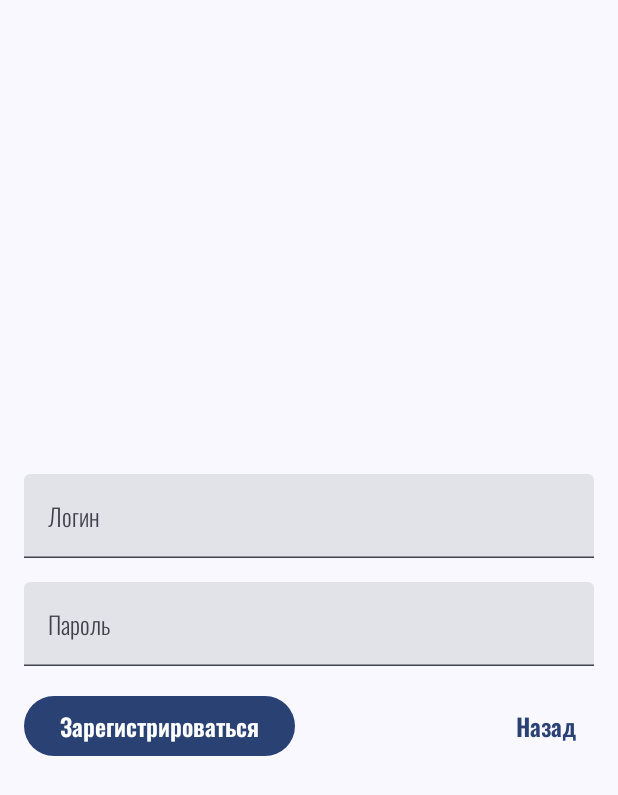
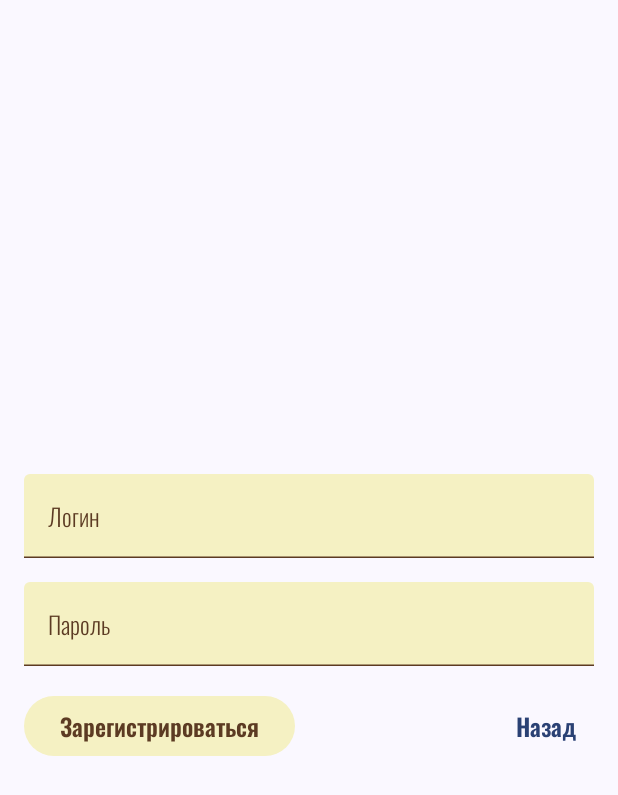
Before and after one commit to treezyyy/CoffeShop, an Android app built with Jetpack Compose: the screen it shows after launch (LoginActivity), after a tap on "Зарегистрироваться", on a phone screen of 412 x 824 dp. Shown: the top 795 px of the screen. Run offline under Robolectric (Android 15) with nearby library versions, the phone set to English and light mode, and no system bars; our stand-ins replace Room's generated code.

Commit message:
я все его ебал

```diff
--- a/app/build.gradle.kts
+++ b/app/build.gradle.kts
@@ -66,6 +66,7 @@ dependencies {
     implementation ("org.jetbrains.kotlinx:kotlinx-coroutines-core:1.7.1")
     implementation ("org.jetbrains.kotlinx:kotlinx-coroutines-android:1.7.1")
     implementation ("androidx.room:room-runtime:2.6.1")
+    implementation("androidx.room:room-common:2.6.1")
     kapt ("androidx.room:room-compiler:2.6.1")
     implementation ("androidx.room:room-ktx:2.6.1")
 
--- a/app/src/main/java/com/example/coffeshop/LoginActivity.kt
+++ b/app/src/main/java/com/example/coffeshop/LoginActivity.kt
@@ -9,17 +9,30 @@ import android.widget.EditText
 import android.widget.Toast
 import androidx.activity.ComponentActivity
 import androidx.activity.compose.setContent
+import androidx.compose.foundation.background
 import androidx.compose.foundation.layout.*
+import androidx.compose.foundation.shape.RoundedCornerShape
 import androidx.compose.material3.*
+import androidx.compose.material3.MaterialTheme.typography
+import androidx.compose.material3.TextFieldDefaults.textFieldColors
 import androidx.compose.runtime.*
 import androidx.compose.ui.Alignment
 import androidx.compose.ui.Modifier
+import androidx.compose.ui.draw.clip
+import androidx.compose.ui.graphics.Color
 import androidx.compose.ui.platform.LocalContext
+import androidx.compose.ui.text.TextStyle
+import androidx.compose.ui.text.font.FontFamily
+import androidx.compose.ui.text.font.FontWeight
 import androidx.compose.ui.text.input.PasswordVisualTransformation
 import androidx.compose.ui.unit.dp
+import androidx.compose.ui.unit.sp
 import androidx.room.Room
 import com.example.coffeshop.ui.theme.AppDatabase
+import com.example.coffeshop.ui.theme.BrownColor
 import com.example.coffeshop.ui.theme.CoffeShopTheme
+import com.example.coffeshop.ui.theme.CoffeeColor
+import com.example.coffeshop.ui.theme.LogoColor
 import com.example.coffeshop.ui.theme.User
 import kotlinx.coroutines.launch
 
@@ -60,6 +73,7 @@ class LoginActivity : ComponentActivity() {
         }
     }
 }
+@OptIn(ExperimentalMaterial3Api::class)
 @Composable
 fun RegistrationScreen(db: AppDatabase, onBackPressed: () -> Unit) {
     var username by remember { mutableStateOf("") }
@@ -79,15 +93,35 @@ fun RegistrationScreen(db: AppDatabase, onBackPressed: () -> Unit) {
                 value = username,
                 onValueChange = { username = it },
                 label = { Text("Логин") },
-                modifier = Modifier.fillMaxWidth()
+                modifier = Modifier.fillMaxWidth(),
+                colors = TextFieldDefaults.textFieldColors(
+                    containerColor = LogoColor,
+                    focusedIndicatorColor = CoffeeColor,
+                    unfocusedIndicatorColor = CoffeeColor,
+                    focusedTextColor  = CoffeeColor, // Цвет текста
+                    cursorColor = CoffeeColor, // Цвет курсора
+                    focusedLabelColor = CoffeeColor, // Цвет метки в фокусе
+                    unfocusedLabelColor = CoffeeColor // Цвет метки без фокуса
+                )
+
             )
             Spacer(modifier = Modifier.height(16.dp))
             TextField(
                 value = password,
                 onValueChange = { password = it },
                 label = { Text("Пароль") },
-                visualTransformation = PasswordVisualTransformation(),
-                modifier = Modifier.fillMaxWidth()
+              //  visualTransformation = PasswordVisualTransformation(),
+                modifier = Modifier.fillMaxWidth(),
+                colors = TextFieldDefaults.textFieldColors(
+                    containerColor = LogoColor,
+                    focusedIndicatorColor = CoffeeColor,
+                    unfocusedIndicatorColor = CoffeeColor,
+                    focusedTextColor  = CoffeeColor, // Цвет текста
+                    cursorColor = CoffeeColor, // Цвет курсора
+                    focusedLabelColor = CoffeeColor, // Цвет метки в фокусе
+                    unfocusedLabelColor = CoffeeColor // Цвет метки без фокуса
+                )
+
             )
             Spacer(modifier = Modifier.height(16.dp))
             Row(
@@ -101,7 +135,13 @@ fun RegistrationScreen(db: AppDatabase, onBackPressed: () -> Unit) {
                         Toast.makeText(context, "Регистрация успешна", Toast.LENGTH_SHORT).show()
                         onBackPressed()
                     }
-                }) {
+                },
+                    colors = ButtonDefaults.buttonColors(
+                        containerColor = LogoColor,
+                        contentColor = CoffeeColor
+                    )
+
+                ) {
                     Text("Зарегистрироваться")
                 }
                 TextButton(onClick = onBackPressed) {
@@ -110,8 +150,7 @@ fun RegistrationScreen(db: AppDatabase, onBackPressed: () -> Unit) {
             }
         }
     }
-}
-
+}@OptIn(ExperimentalMaterial3Api::class)
 @Composable
 fun LoginScreen(db: AppDatabase, onLoginSuccess: () -> Unit, onRegister: () -> Unit) {
     var username by remember { mutableStateOf("") }
@@ -130,19 +169,58 @@ fun LoginScreen(db: AppDatabase, onLoginSuccess: () -> Unit, onRegister: () -> U
             TextField(
                 value = username,
                 onValueChange = { username = it },
-                label = { Text("Логин") },
-                modifier = Modifier.fillMaxWidth()
+                label = { Text("Логин",style = MaterialTheme.typography.bodyLarge) },
+                modifier = Modifier
+                    .fillMaxWidth()
+                    .clip(RoundedCornerShape(8.dp))
+                    .background(LogoColor),  // Задний фон синий
+                shape = RoundedCornerShape(8.dp),
+                colors = TextFieldDefaults.textFieldColors(
+                    containerColor = LogoColor,
+                    focusedIndicatorColor = CoffeeColor,
+                    unfocusedIndicatorColor = CoffeeColor,
+                    focusedTextColor  = CoffeeColor, // Цвет текста
+                    cursorColor = CoffeeColor, // Цвет курсора
+                    focusedLabelColor = CoffeeColor, // Цвет метки в фокусе
+                    unfocusedLabelColor = CoffeeColor // Цвет метки без фокуса
                 )
-            Spacer(modifier = Modifier.height(16.dp))
+            )
+            Spacer(modifier = Modifier.height(16.dp))  // Уменьшение расстояния
             TextField(
                 value = password,
                 onValueChange = { password = it },
-                label = { Text("Пароль") },
+                label = { Text("Пароль",style = MaterialTheme.typography.bodyLarge) },
                 visualTransformation = PasswordVisualTransformation(),
-                modifier = Modifier.fillMaxWidth()
+                modifier = Modifier
+                    .fillMaxWidth()
+                    .clip(RoundedCornerShape(8.dp))
+                    .background(LogoColor),  // Задний фон синий
+                shape = RoundedCornerShape(8.dp),
+                colors = TextFieldDefaults.textFieldColors(
+                    containerColor = LogoColor,
+                    focusedIndicatorColor = CoffeeColor,
+                    unfocusedIndicatorColor = CoffeeColor,
+                    focusedTextColor  = CoffeeColor, // Цвет текста
+                    cursorColor = CoffeeColor, // Цвет курсора
+                    focusedLabelColor = CoffeeColor, // Цвет метки в фокусе
+                    unfocusedLabelColor = CoffeeColor // Цвет метки без фокуса
                 )
-            Spacer(modifier = Modifier.height(16.dp))
-            Button(onClick = {
+            )
+            Spacer(modifier = Modifier.height(0.dp))  // Уменьшение расстояния
+            TextButton(
+                onClick = onRegister,
+                modifier = Modifier
+                    .wrapContentWidth()
+                    .height(IntrinsicSize.Min) // Уменьшение высоты гиперссылки
+            ) {
+                Text(
+                    "Зарегистрироваться",
+                    fontSize = 16.sp // Уменьшение размера текста гиперссылки
+                )
+            }
+            Spacer(modifier = Modifier.height(0.dp))  // Уменьшение расстояния
+            Button(
+                onClick = {
                     scope.launch {
                         val userDao = db.userDao()
                         val user = userDao.getUser(username, password)
@@ -152,12 +230,13 @@ fun LoginScreen(db: AppDatabase, onLoginSuccess: () -> Unit, onRegister: () -> U
                             Toast.makeText(context, "Неправильный логин или пароль", Toast.LENGTH_SHORT).show()
                         }
                     }
-            }) {
+                },
+                colors = ButtonDefaults.buttonColors(
+                    containerColor = LogoColor,
+                    contentColor = CoffeeColor
+                )
+            ) {
                 Text("Войти")
-            }
-            Spacer(modifier = Modifier.height(16.dp))
-            TextButton(onClick = onRegister) {
-                Text("Зарегистрироваться")
             }
         }
     }
--- a/app/src/main/java/com/example/coffeshop/ui/theme/Color.kt
+++ b/app/src/main/java/com/example/coffeshop/ui/theme/Color.kt
@@ -4,7 +4,7 @@ import androidx.compose.ui.graphics.Color
 
 val Purple80 = Color(0xFFD0BCFF)
 val PurpleGrey80 = Color(0xFFCCC2DC)
-val Pink80 = Color(0xFFEFB8C8)
+val Pink80 = Color(0xFFEFB0C0)
 
 val Purple40 = Color(0xFF6650a4)
 val PurpleGrey40 = Color(0xFF625b71)
--- a/app/src/main/java/com/example/coffeshop/ui/theme/Type.kt
+++ b/app/src/main/java/com/example/coffeshop/ui/theme/Type.kt
@@ -10,8 +10,8 @@ import androidx.compose.ui.unit.sp
 val Typography = Typography(
         bodyLarge = TextStyle(
                 fontFamily = FontFamily.Default,
-                fontWeight = FontWeight.Normal,
-                fontSize = 16.sp,
+                fontWeight = FontWeight.Black,
+                fontSize = 22.sp,
                 lineHeight = 24.sp,
                 letterSpacing = 0.5.sp
         )
--- a/app/src/main/java/com/example/coffeshop/ui/theme/Typography.kt
+++ b/app/src/main/java/com/example/coffeshop/ui/theme/Typography.kt
@@ -21,7 +21,7 @@ val coffeshopTypography = Typography(
     displayLarge = androidx.compose.ui.text.TextStyle(
         fontFamily = OswaldBold,
         fontWeight = FontWeight.SemiBold,
-        fontSize = 24.sp
+        fontSize = 104.sp
     ),
     bodyLarge = androidx.compose.ui.text.TextStyle(
         fontFamily = OswaldLight,
```
Also changed, not shown: app/src/main/java/com/example/coffeshop/DatabaseHelper.kt (added, +63 -0 lines), app/src/main/java/com/example/coffeshop/MainActivity.kt (+20 -10 lines), app/src/main/java/com/example/coffeshop/ProfileActivity .kt (+111 -1 lines), app/src/main/res/drawable/icon.png (added), app/src/main/res/drawable/logo1.png (added). Lines whose indentation alone changed are shown as unchanged.
